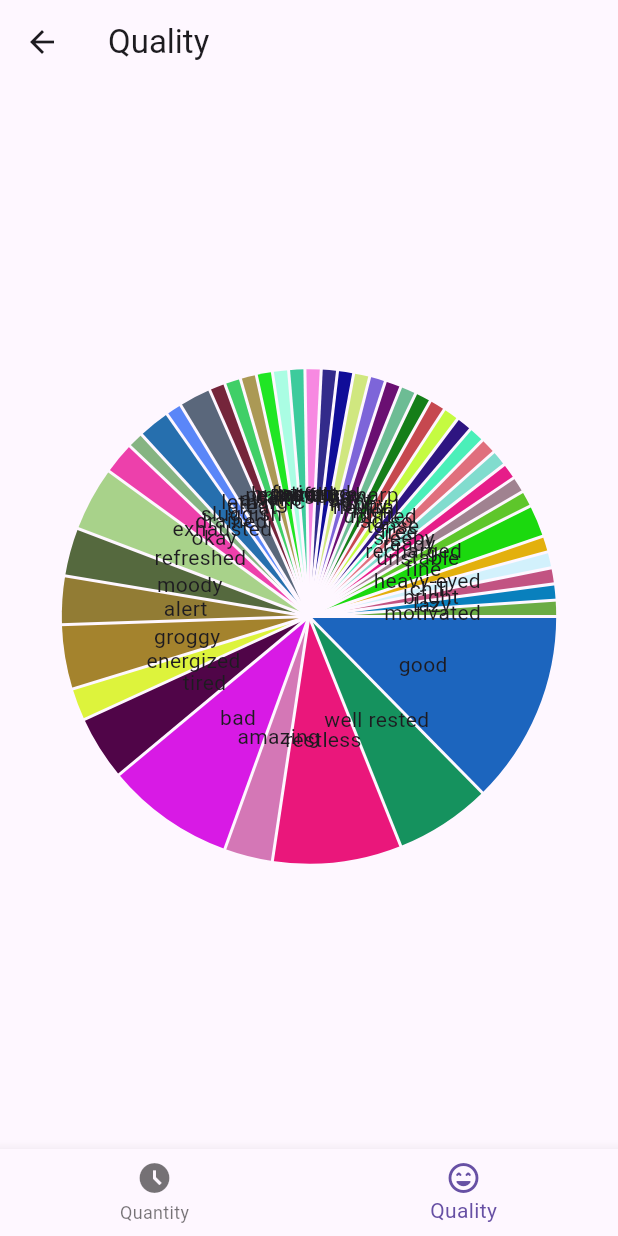
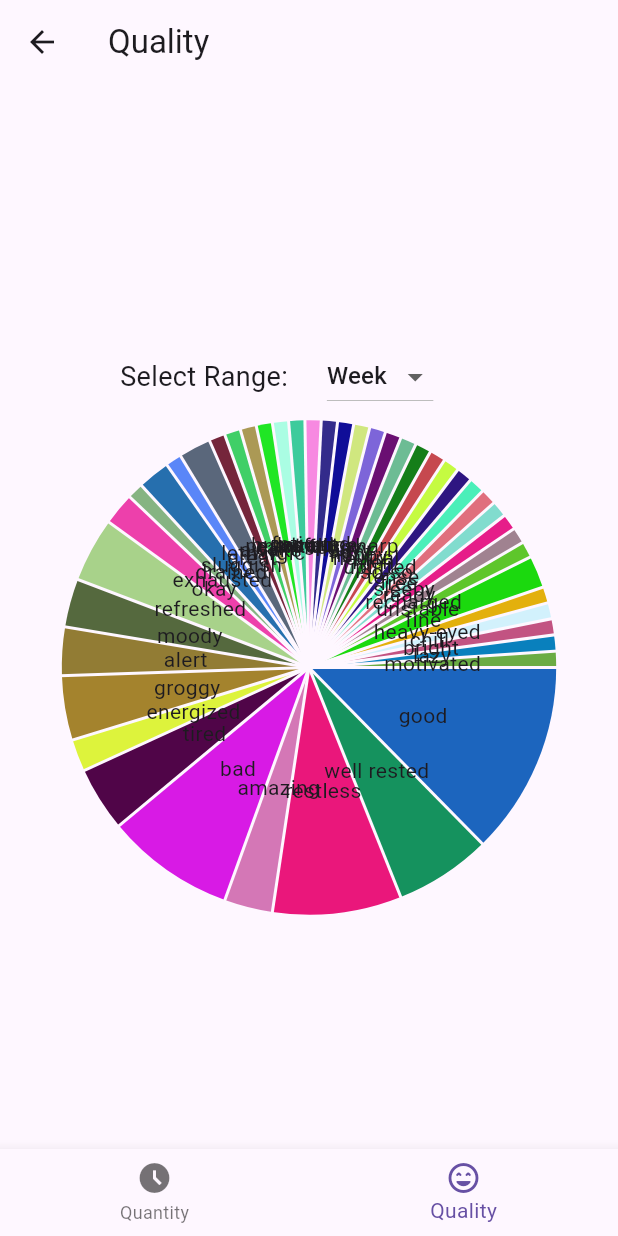
Before and after one commit to evanlee2212/sleep_tracker, a Flutter app: the GraphTabs screen opened directly, item 2 of the bottom bar chosen, on a phone screen of 412 x 824 dp. Run offline on Flutter 3.47's test engine with Material 3 defaults, Android fonts, the phone set to English and light mode, and no system bars; drawn by our look-alikes of fl_chart; our stand-ins replace audioplayers, file_picker, firebase_core, shared_preferences; accounts and stored records are empty.

Commit message:
Added dropdown menu to Quality Graph

```diff
--- a/lib/Pages/statistics.dart
+++ b/lib/Pages/statistics.dart
@@ -64,16 +64,57 @@ class QuantityGraphPage extends StatelessWidget {
   }
 }
 
-class QualityGraphPage extends StatelessWidget {
+
+class QualityGraphPage extends StatefulWidget {
+  @override
+  State<QualityGraphPage> createState() => _QualityGraphPageState();
+}
+
+class _QualityGraphPageState extends State<QualityGraphPage> {
   statisticsPresenter presenter = new statisticsPresenter();
+  String selectedRange = "Week";
 
   @override
   Widget build(BuildContext context) {
     double radius = MediaQuery.of(context).size.width * 0.4;
+
+
     return Center(
-      child: SizedBox(
-        width: 1000,
-        height: 1000,
+      child: Column(
+          mainAxisAlignment: MainAxisAlignment.center,
+          mainAxisSize: MainAxisSize.min,
+          children: [
+            Row(
+              children: [
+                SizedBox(width: 80),
+                Text("Select Range:",
+                    style: TextStyle(fontSize: 18)
+                ),
+                SizedBox(width: 10),
+                Padding(
+                    padding: const EdgeInsets.symmetric(horizontal: 16.0),
+                    child: DropdownButton<String>(
+                      value: selectedRange,
+                      items: ["Week", "Month", "Year"]
+                          .map((range)=> DropdownMenuItem(
+                        value: range,
+                        child: Text(range),
+                      )).toList(),
+                      onChanged: (value) {
+                        if (value != null) {
+                          setState(() {
+                            selectedRange = value;
+                          });
+                        }
+                      },
+                    )
+                ),
+              ],
+            ),
+            SizedBox(height: 20),
+            SizedBox(
+              width: 300,
+              height: 300,
               child: PieChart(
                 PieChartData(
                   sections: getSections(presenter.getTags(), radius),
@@ -86,17 +127,14 @@ class QualityGraphPage extends StatelessWidget {
                 curve: Curves.linear,
               ),
             ),
+          ],
+      ),
     );
   }
 
   List<PieChartSectionData> getSections(Map<String, int> tags, double radius){
     List<PieChartSectionData> sections = [];
     final random = Random();
-    int total = 0;
-
-    for (var entry in tags.values){
-      total += entry;
-    }
 
     for (var entry in tags.entries) {
       PieChartSectionData section = PieChartSectionData(
```
Lines whose indentation alone changed are shown as unchanged.
